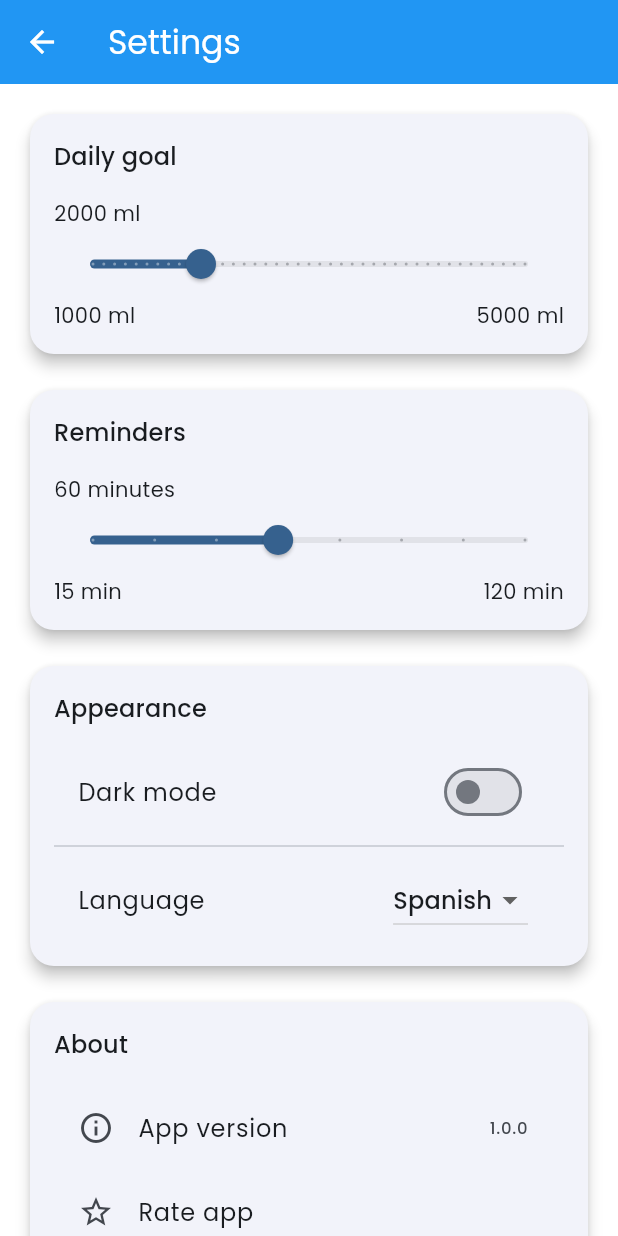
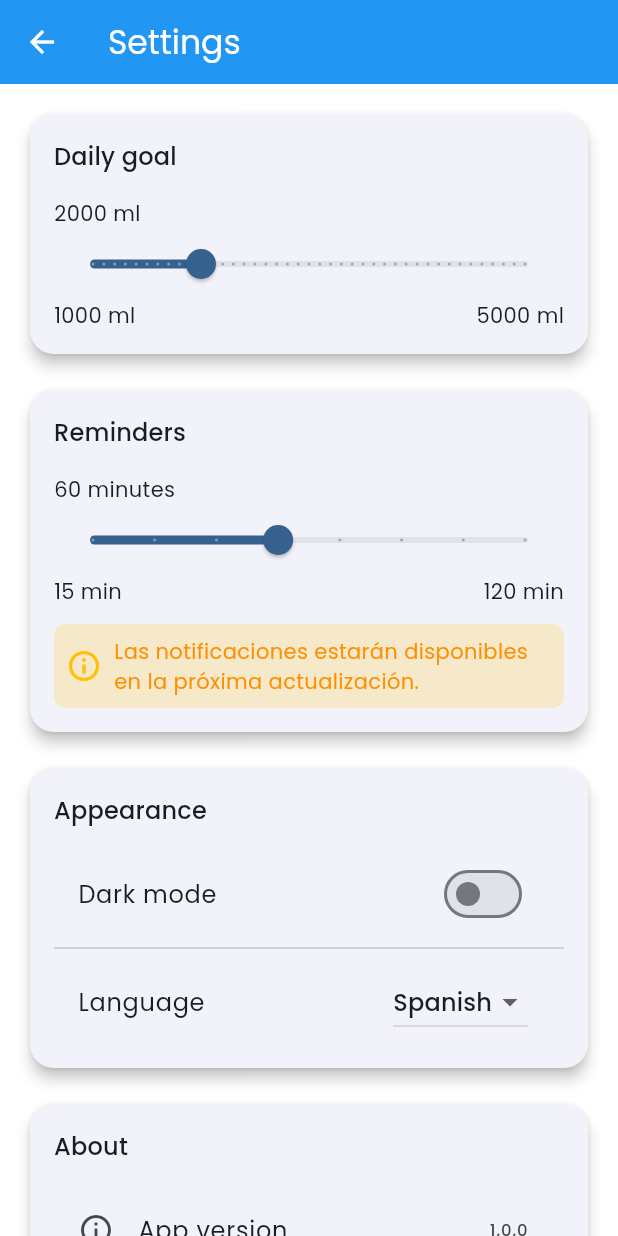
Before and after one commit to wwishhdev/hydratrack, a Flutter app: the screen it shows after launch, after a tap on "Get Started", after a tap on the "settings" icon, on a phone screen of 412 x 824 dp. Run offline on Flutter 3.47's test engine with Material 3 defaults, Android fonts, the phone set to English and light mode, and no system bars; our stand-ins replace easy_localization, fl_chart, shared_preferences.

Commit message:
refactor: Temporarily disable local notifications
This commit temporarily disables the local notification functionality.

**Changes:**
- Commented out the `flutter_local_notifications` dependency in `pubspec.yaml`.
- Removed `flutter_local_notifications` and its transitive dependencies (`dbus`, `flutter_local_notifications_linux`, `flutter_local_notifications_platform_interface`, `petitparser`, `timezone`, `xml`) from `pubspec.lock`.
- In `notification_service.dart`:
    - Commented out `FlutterLocalNotificationsPlugin` initialization and usage.
    - Modified `init`, `scheduleReminders`, and `cancelAllNotifications` methods to print messages indicating that notifications are disabled, instead of interacting with the plugin.
- In `settings_screen.dart`:
    - Updated the snackbar message when reminder interval is changed to inform the user that notifications are temporarily disabled.
    - Added an informational message in the settings UI stating that notifications will be available in a future update.

```diff
--- a/lib/screens/settings_screen.dart
+++ b/lib/screens/settings_screen.dart
@@ -119,13 +119,14 @@ class _SettingsScreenState extends State<SettingsScreen> {
               onChangeEnd: (value) async {
                 final settings = Provider.of<SettingsModel>(context, listen: false);
                 await settings.setReminderInterval(value.toInt());
-                // Reprogramar notificaciones
+
+                // Mantenemos la llamada, pero ahora no hará nada
                 await NotificationService.scheduleReminders(_reminderInterval);
 
                 if (!mounted) return;
                 ScaffoldMessenger.of(context).showSnackBar(
                   SnackBar(
-                    content: Text('reminders_updated').tr(),
+                    content: Text('Las notificaciones están temporalmente deshabilitadas'),
                     duration: const Duration(seconds: 2),
                   ),
                 );
@@ -137,6 +138,29 @@ class _SettingsScreenState extends State<SettingsScreen> {
                 Text('15 min'),
                 Text('120 min'),
               ],
+            ),
+            const SizedBox(height: 12),
+            // Mensaje informativo sobre notificaciones
+            Container(
+              padding: const EdgeInsets.all(8),
+              decoration: BoxDecoration(
+                color: Colors.amber.withOpacity(0.2),
+                borderRadius: BorderRadius.circular(8),
+              ),
+              child: Row(
+                children: [
+                  const Icon(Icons.info_outline, color: Colors.amber),
+                  const SizedBox(width: 8),
+                  Expanded(
+                    child: Text(
+                      "Las notificaciones estarán disponibles en la próxima actualización.",
+                      style: TextStyle(
+                        color: Colors.amber[800],
+                      ),
+                    ),
+                  ),
+                ],
+              ),
             ),
           ],
         ),
--- a/lib/services/notification_service.dart
+++ b/lib/services/notification_service.dart
@@ -1,9 +1,9 @@
-import 'package:flutter_local_notifications/flutter_local_notifications.dart';
+// import 'package:flutter_local_notifications/flutter_local_notifications.dart';
 import 'dart:math';
 
 class NotificationService {
-  static final FlutterLocalNotificationsPlugin _notifications =
-  FlutterLocalNotificationsPlugin();
+  // static final FlutterLocalNotificationsPlugin _notifications =
+  // FlutterLocalNotificationsPlugin();
 
   static final List<String> _motivationalMessages = [
     "¡Recuerda hidratarte!",
@@ -22,44 +22,19 @@ class NotificationService {
   }
 
   static Future<void> init() async {
-    const AndroidInitializationSettings androidSettings =
-    AndroidInitializationSettings('@mipmap/ic_launcher');
-
-    const InitializationSettings initSettings = InitializationSettings(
-      android: androidSettings,
-    );
-
-    await _notifications.initialize(
-      initSettings,
-      onDidReceiveNotificationResponse: _handleNotificationResponse,
-    );
+    print('Notificaciones deshabilitadas temporalmente');
   }
 
-  static void _handleNotificationResponse(NotificationResponse response) {
+  static void _handleNotificationResponse(dynamic response) {
+    // No hace nada
   }
 
   static Future<void> scheduleReminders(int intervalMinutes) async {
-    await cancelAllNotifications();
-
-    await _notifications.periodicallyShow(
-      0,
-      'HydraTrack',
-      _randomMessage,
-      RepeatInterval.hourly,
-      NotificationDetails(
-        android: AndroidNotificationDetails(
-          'hydratrack_channel',
-          'Recordatorios de agua',
-          channelDescription: 'Canal para los recordatorios de consumo de agua',
-          importance: Importance.high,
-          priority: Priority.high,
-          styleInformation: const DefaultStyleInformation(true, true),
-        ),
-      ),
-    );
+    print('Recordatorios programados cada $intervalMinutes minutos (deshabilitado)');
+    // Las notificaciones están deshabilitadas temporalmente
   }
 
   static Future<void> cancelAllNotifications() async {
-    await _notifications.cancelAll();
+    // No hace nada
   }
 }
--- a/pubspec.yaml
+++ b/pubspec.yaml
@@ -20,7 +20,7 @@ dependencies:
   shared_preferences: ^2.2.2
 
   # Para notificaciones locales
-  flutter_local_notifications: ^14.1.4
+  # flutter_local_notifications: ^14.1.4
 
   # Para gráficas
   fl_chart: ^0.66.1
```
Also changed, not shown: pubspec.lock.
